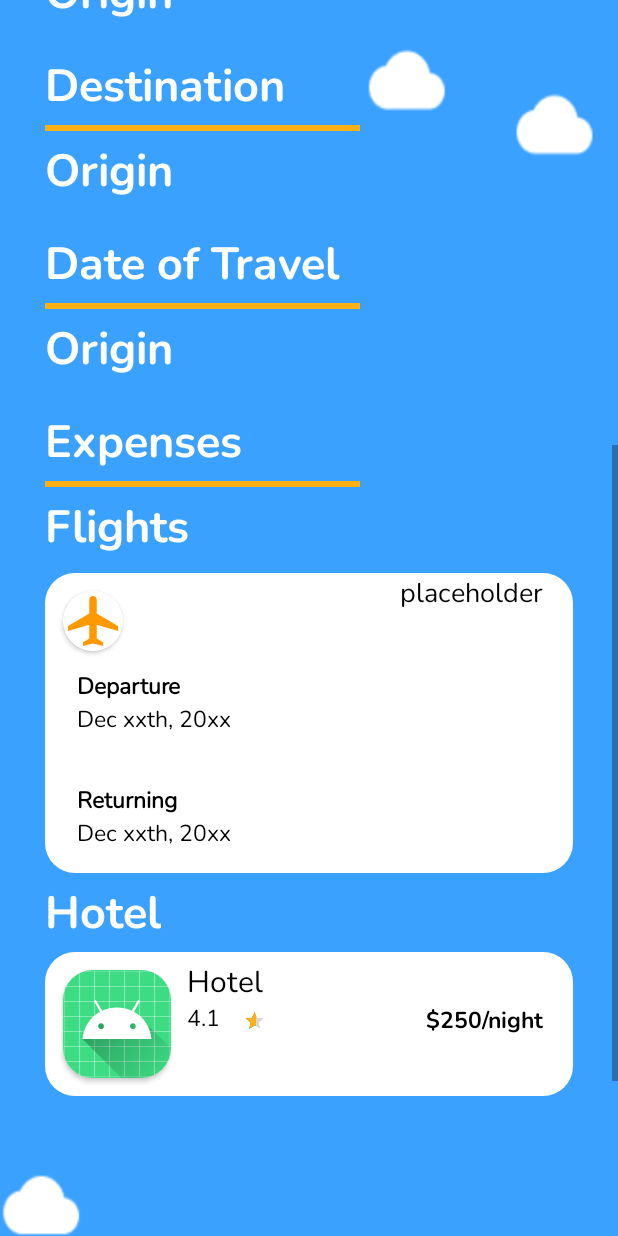
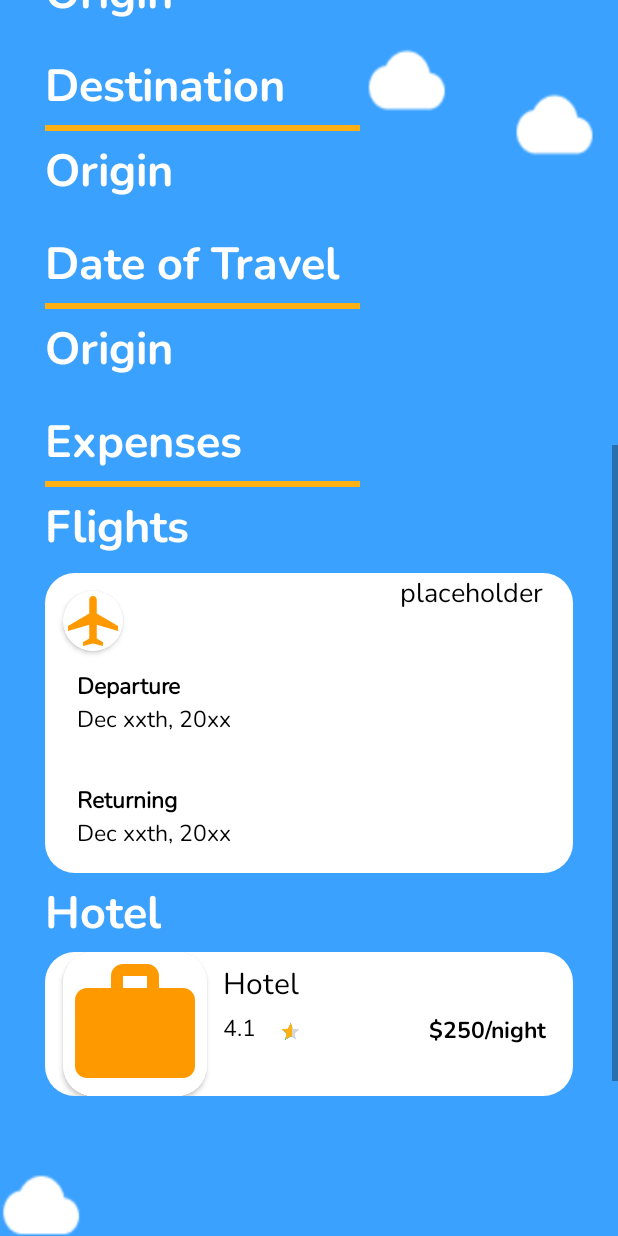
Before and after one commit to ahanani/Aflo, an Android app: the layout activity_trip_summary.xml on its own in the app's theme, with its tools: preview values and no code run, scrolled down 576 dp, on a phone screen of 412 x 824 dp. Run offline under Robolectric (Android 15) with nearby library versions, the phone set to English and light mode, and no system bars; plain views replace DonutProgressView.

Commit message:
Changed android icon to hotel image

```diff
--- a/app/src/main/res/layout/activity_trip_summary.xml
+++ b/app/src/main/res/layout/activity_trip_summary.xml
@@ -403,7 +403,7 @@
                         android:id="@+id/card"
                         android:layout_width="wrap_content"
                         android:layout_height="wrap_content"
-                        android:layout_margin="12dp"
+                        android:layout_marginHorizontal="12dp"
                         app:cardCornerRadius="20dp"
                         app:layout_constraintBottom_toBottomOf="parent"
                         app:layout_constraintEnd_toEndOf="parent"
@@ -422,7 +422,7 @@
                             android:maxWidth="100dp"
                             android:maxHeight="100dp"
                             android:scaleType="fitCenter"
-                            app:srcCompat="@mipmap/ic_launcher"
+                            app:srcCompat="@drawable/ic_suitcase"
                             tools:ignore="ImageContrastCheck" />
                     </androidx.cardview.widget.CardView>
 
```
